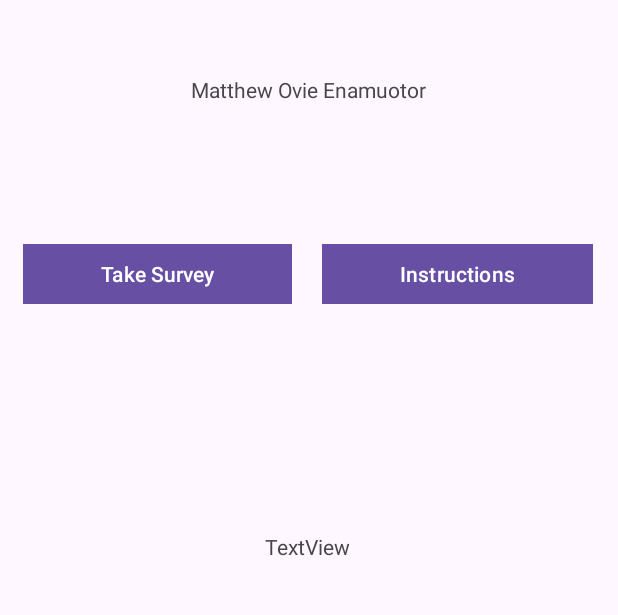
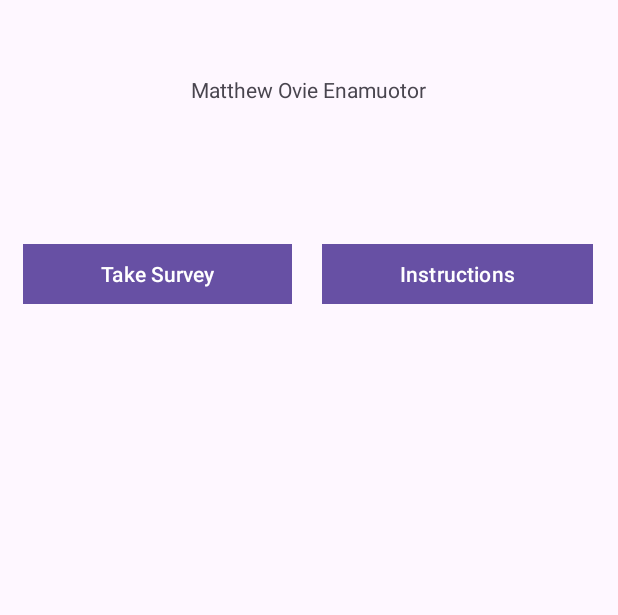
Before and after one commit to oviematthew/fragmentListViewDialog, an Android app: the screen it shows after launch (MainActivity), on a phone screen of 412 x 824 dp, the part 87-702 px from its top. Run offline under Robolectric (Android 15) with nearby library versions, the phone set to English and light mode, and no system bars.

Commit message:
cleaned code

```diff
--- a/app/src/main/res/layout/activity_main.xml
+++ b/app/src/main/res/layout/activity_main.xml
@@ -13,7 +13,7 @@
         android:background="#000000"
         android:paddingTop="15dp"
         android:paddingBottom="15dp"
-        android:text="@string/header_text"
+        android:text="@string/app_name"
         android:textAlignment="center"
         android:textColor="#ffffff"
         android:textSize="20sp"
@@ -27,7 +27,7 @@
         android:layout_width="wrap_content"
         android:layout_height="wrap_content"
         android:layout_marginTop="50dp"
-        android:text="Matthew Ovie Enamuotor"
+        android:text="@string/my_name"
         app:layout_constraintEnd_toEndOf="parent"
         app:layout_constraintHorizontal_bias="0.498"
         app:layout_constraintStart_toStartOf="parent"
@@ -53,7 +53,7 @@
             android:layout_marginStart="10dp"
             android:layout_marginEnd="10dp"
             android:layout_weight="1"
-            android:text="Take Survey"
+            android:text="@string/take_survey"
             app:cornerRadius="0dp" />
 
         <Button
@@ -63,7 +63,7 @@
             android:layout_marginStart="10dp"
             android:layout_marginEnd="10dp"
             android:layout_weight="1"
-            android:text="Instructions"
+            android:text="@string/instructions"
             app:cornerRadius="0dp" />
     </LinearLayout>
 
@@ -72,7 +72,7 @@
         android:layout_width="wrap_content"
         android:layout_height="wrap_content"
         android:layout_marginTop="10dp"
-        android:text="TextView"
+        android:text=""
         app:layout_constraintBottom_toBottomOf="parent"
         app:layout_constraintEnd_toEndOf="parent"
         app:layout_constraintHorizontal_bias="0.498"
--- a/app/src/main/res/values/strings.xml
+++ b/app/src/main/res/values/strings.xml
@@ -1,7 +1,9 @@
 <resources>
     <string name="app_name">Lab 1</string>
-    <string name="header_text">Lab 1</string>
+    <string name="my_name">Matthew Ovie Enamuotor</string>
     <string name="back_btn">Back Home</string>
+    <string name="take_survey">Take Survey</string>
+    <string name="instructions">Instructions</string>
     <string name="choice">Please make a choice</string>
     <string name="confirm">Survey Dialog Fragment</string>
     <string name="hello_blank_fragment">Hello blank fragment</string>
```
Also changed, not shown: app/src/main/res/layout/fragment_survey.xml (+1 -9 lines).
